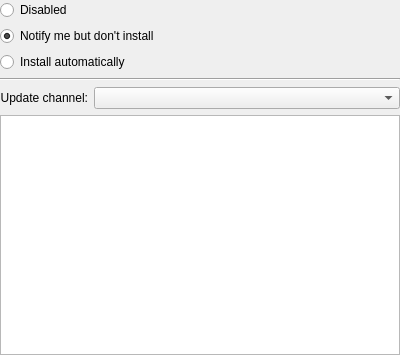
Destroyerrrocket/doomseeker-unofficial, file src/core/gui/configuration/cfgautoupdates.ui: the form before one commit.
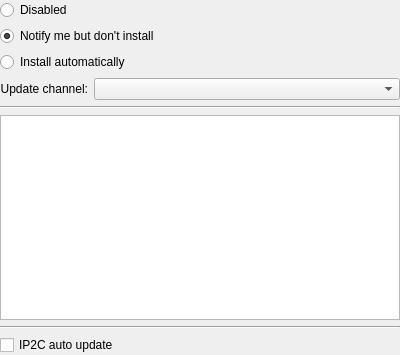
The form after the commit.

The edit to the form file:
```diff
--- a/src/core/gui/configuration/cfgautoupdates.ui
+++ b/src/core/gui/configuration/cfgautoupdates.ui
@@ -15,6 +15,12 @@
     <number>0</number>
    </property>
    <item>
+    <widget class="QWidget" name="programUpdateArea" native="true">
+     <layout class="QVBoxLayout" name="verticalLayout_2">
+      <property name="margin">
+       <number>0</number>
+      </property>
+      <item>
     <widget class="QRadioButton" name="rbDisabled">
      <property name="text">
       <string>Disabled</string>
@@ -38,15 +44,11 @@
      </property>
     </widget>
    </item>
-   <item>
-    <widget class="Line" name="line">
-     <property name="orientation">
-      <enum>Qt::Horizontal</enum>
-     </property>
-    </widget>
-   </item>
    <item>
     <layout class="QFormLayout" name="formLayout">
+        <property name="fieldGrowthPolicy">
+         <enum>QFormLayout::AllNonFixedFieldsGrow</enum>
+        </property>
      <property name="labelAlignment">
       <set>Qt::AlignRight|Qt::AlignTrailing|Qt::AlignVCenter</set>
      </property>
@@ -78,10 +80,37 @@
      </item>
     </layout>
    </item>
+      <item>
+       <widget class="Line" name="line_3">
+        <property name="orientation">
+         <enum>Qt::Horizontal</enum>
+        </property>
+       </widget>
+      </item>
    <item>
     <widget class="QPlainTextEdit" name="pteChannelDescription">
      <property name="readOnly">
       <bool>true</bool>
+        </property>
+       </widget>
+      </item>
+      <item>
+       <widget class="Line" name="line">
+        <property name="orientation">
+         <enum>Qt::Horizontal</enum>
+        </property>
+       </widget>
+      </item>
+     </layout>
+    </widget>
+   </item>
+   <item>
+    <widget class="QCheckBox" name="cbIp2cAutoUpdate">
+     <property name="toolTip">
+      <string>&lt;p&gt;New IP2C database will be downloaded if locally stored one is missing or has a different checksum than the one stored on Doomseeker's web page.&lt;/p&gt;</string>
+     </property>
+     <property name="text">
+      <string>IP2C auto update</string>
      </property>
     </widget>
    </item>
```
Lines whose indentation alone changed are shown as unchanged.
